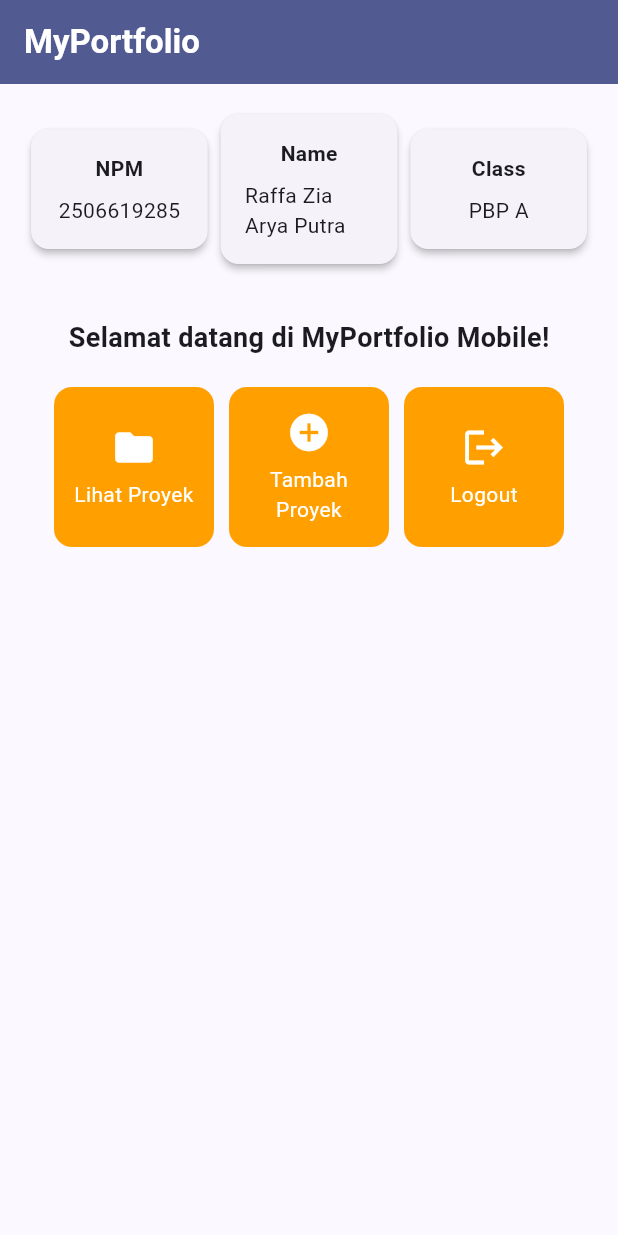
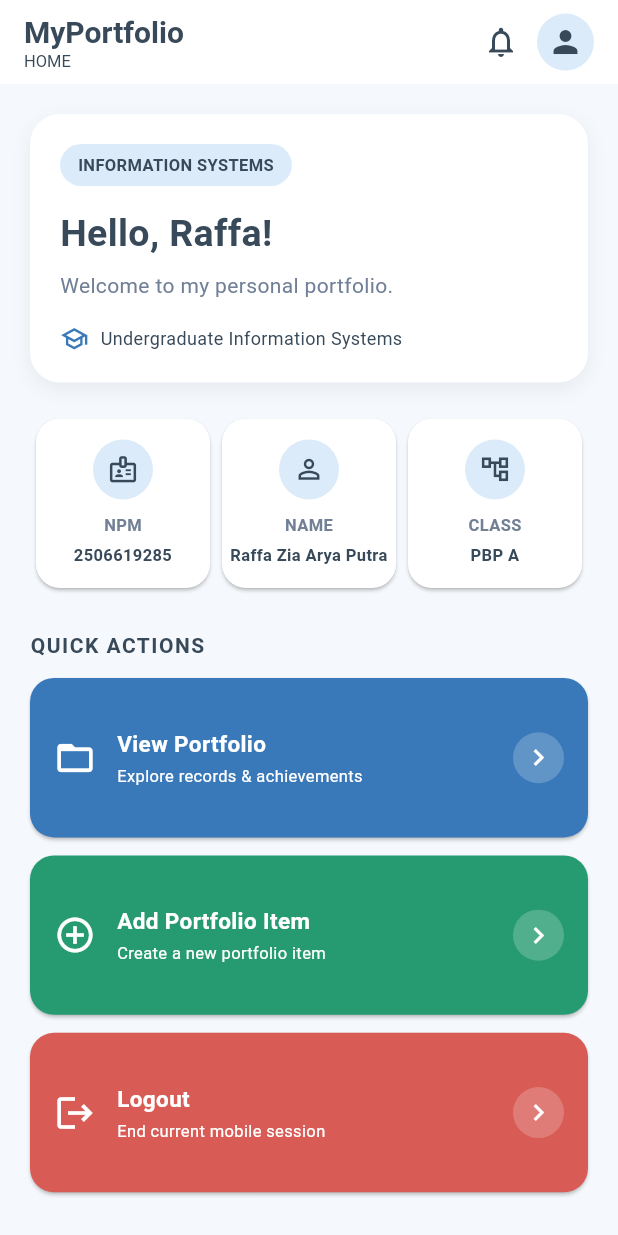
Before and after one commit to RaffaZia/myportofolio_mobile, a Flutter app: the screen it shows after launch, on a phone screen of 412 x 824 dp. Run offline on Flutter 3.47's test engine with Material 3 defaults, Android fonts, the phone set to English and light mode, and no system bars.

Commit message:
feat (Finished Tugas 7): customize ItemCard background colors

```diff
--- a/lib/main.dart
+++ b/lib/main.dart
@@ -10,14 +10,34 @@ class MyApp extends StatelessWidget {
 
   @override
   Widget build(BuildContext context) {
+    const navy = Color(0xFF384959);
+    const skyBlue = Color(0xFF88BDF2);
+
     return MaterialApp(
       title: 'MyPortfolio',
+      debugShowCheckedModeBanner: false,
       theme: ThemeData(
+        useMaterial3: true,
+        scaffoldBackgroundColor: const Color(0xFFF5F8FC),
         colorScheme: ColorScheme.fromSeed(
-          seedColor: Colors.indigo,
-          secondary: Colors.amber[700],
+          seedColor: navy,
+          primary: navy,
+          secondary: skyBlue,
+          surface: Colors.white,
         ),
-        useMaterial3: true,
+        appBarTheme: const AppBarTheme(
+          backgroundColor: Colors.white,
+          foregroundColor: navy,
+          elevation: 0,
+          centerTitle: false,
+        ),
+        cardTheme: CardThemeData(
+          color: Colors.white,
+          elevation: 1,
+          shape: RoundedRectangleBorder(
+            borderRadius: BorderRadius.circular(16),
+          ),
+        ),
       ),
       home: MyHomePage(),
     );
--- a/lib/menu.dart
+++ b/lib/menu.dart
@@ -3,75 +3,251 @@ import 'package:flutter/material.dart';
 class MyHomePage extends StatelessWidget {
   MyHomePage({super.key});
 
+  // Personal Information
   final String npm = "2506619285";
   final String nama = "Raffa Zia Arya Putra";
   final String kelas = "PBP A";
 
+  // Quick Actions
   final List<ItemHomepage> items = [
-    ItemHomepage("Lihat Proyek", Icons.folder),
-    ItemHomepage("Tambah Proyek", Icons.add_circle),
-    ItemHomepage("Logout", Icons.logout),
+    ItemHomepage("View Portfolio", Icons.folder_open, const Color(0xFF3979B9)),
+    ItemHomepage(
+      "Add Portfolio Item",
+      Icons.add_circle_outline,
+      const Color(0xFF269B72),
+    ),
+    ItemHomepage("Logout", Icons.logout, const Color(0xFFD85B55)),
   ];
 
   @override
   Widget build(BuildContext context) {
-    // Scaffold menyediakan struktur visual dasar halaman (AppBar, Body, SnackBar).
+    const navy = Color(0xFF384959);
+
     return Scaffold(
-      // AppBar menampilkan bar bagian atas halaman aplikasi.
+      // AppBar
       appBar: AppBar(
-        title: const Text(
+        title: const Column(
+          crossAxisAlignment: CrossAxisAlignment.start,
+          children: [
+            Text(
               'MyPortfolio',
-          style: TextStyle(color: Colors.white, fontWeight: FontWeight.bold),
+              style: TextStyle(fontWeight: FontWeight.bold, fontSize: 20),
             ),
-        backgroundColor: Theme.of(context).colorScheme.primary,
+            Text('HOME', style: TextStyle(fontSize: 11)),
+          ],
         ),
-      // Body halaman utama dengan padding di sekelilingnya.
-      body: Padding(
-        padding: const EdgeInsets.all(16.0),
-        child: Column(
-          crossAxisAlignment: CrossAxisAlignment.center,
-          children: [
-            // Baris horizontal untuk menampilkan 3 InfoCard secara sejajar.
-            Row(
-              mainAxisAlignment: MainAxisAlignment.spaceEvenly,
-              children: [
-                InfoCard(title: 'NPM', content: npm),
-                InfoCard(title: 'Name', content: nama),
-                InfoCard(title: 'Class', content: kelas),
+        actions: [
+          IconButton(
+            onPressed: () {},
+            icon: const Icon(Icons.notifications_none),
+          ),
+          const Padding(
+            padding: EdgeInsets.only(right: 16),
+            child: CircleAvatar(
+              radius: 19,
+              backgroundColor: Color(0xFFDCEBFA),
+              child: Icon(Icons.person, color: navy),
+            ),
+          ),
         ],
       ),
 
-            const SizedBox(height: 16.0),
-
-            // Bagian tengah: pesan sambutan dan kisi tombol menu portofolio.
-            Center(
+      // Main Body
+      body: SingleChildScrollView(
+        padding: const EdgeInsets.all(20),
         child: Column(
+          crossAxisAlignment: CrossAxisAlignment.start,
           children: [
-                  const Padding(
-                    padding: EdgeInsets.only(top: 16.0),
-                    child: Text(
-                      'Selamat datang di MyPortfolio Mobile!',
+            // Welcome Section
+            Container(
+              width: double.infinity,
+              padding: const EdgeInsets.all(20),
+              decoration: BoxDecoration(
+                color: Colors.white,
+                borderRadius: BorderRadius.circular(20),
+                boxShadow: [
+                  BoxShadow(
+                    color: navy.withValues(alpha: 0.08),
+                    blurRadius: 10,
+                    offset: const Offset(0, 4),
+                  ),
+                ],
+              ),
+              child: Column(
+                crossAxisAlignment: CrossAxisAlignment.start,
+                children: [
+                  Container(
+                    padding: const EdgeInsets.symmetric(
+                      horizontal: 12,
+                      vertical: 6,
+                    ),
+                    decoration: BoxDecoration(
+                      color: const Color(0xFFDCEBFA),
+                      borderRadius: BorderRadius.circular(20),
+                    ),
+                    child: const Text(
+                      'INFORMATION SYSTEMS',
                       style: TextStyle(
+                        color: navy,
+                        fontSize: 11,
                         fontWeight: FontWeight.bold,
-                        fontSize: 18.0,
                       ),
                     ),
                   ),
 
-                  // GridView menampilkan kartu tombol dalam tata letak kisi 3 kolom.
+                  const SizedBox(height: 14),
+
+                  const Text(
+                    'Hello, Raffa!',
+                    style: TextStyle(
+                      fontSize: 25,
+                      fontWeight: FontWeight.bold,
+                      color: navy,
+                    ),
+                  ),
+
+                  const SizedBox(height: 6),
+
+                  const Text(
+                    'Welcome to my personal portfolio.',
+                    style: TextStyle(fontSize: 14, color: Color(0xFF718096)),
+                  ),
+
+                  const SizedBox(height: 16),
+
+                  const Row(
+                    children: [
+                      Icon(
+                        Icons.school_outlined,
+                        color: Color(0xFF3979B9),
+                        size: 19,
+                      ),
+                      SizedBox(width: 8),
+                      Expanded(
+                        child: Text(
+                          'Undergraduate Information Systems',
+                          style: TextStyle(fontSize: 12, color: navy),
+                        ),
+                      ),
+                    ],
+                  ),
+                ],
+              ),
+            ),
+
+            const SizedBox(height: 24),
+
+            // Personal Information
+            Row(
+              children: [
+                Expanded(
+                  child: InfoCard(
+                    title: 'NPM',
+                    content: npm,
+                    icon: Icons.badge_outlined,
+                  ),
+                ),
+                Expanded(
+                  child: InfoCard(
+                    title: 'NAME',
+                    content: nama,
+                    icon: Icons.person_outline,
+                  ),
+                ),
+                Expanded(
+                  child: InfoCard(
+                    title: 'CLASS',
+                    content: kelas,
+                    icon: Icons.account_tree_outlined,
+                  ),
+                ),
+              ],
+            ),
+
+            const SizedBox(height: 28),
+
+            // Quick Actions
+            const Text(
+              'QUICK ACTIONS',
+              style: TextStyle(
+                fontSize: 14,
+                fontWeight: FontWeight.w600,
+                color: navy,
+                letterSpacing: 1,
+              ),
+            ),
+
+            const SizedBox(height: 12),
+
             GridView.count(
-                    primary: true,
-                    padding: const EdgeInsets.all(20),
-                    crossAxisSpacing: 10,
-                    mainAxisSpacing: 10,
-                    crossAxisCount: 3,
-                    // shrinkWrap agar ukuran kisi menyesuaikan tinggi konten anak.
+              crossAxisCount: 1,
               shrinkWrap: true,
-                    children: items.map((ItemHomepage item) {
+              physics: const NeverScrollableScrollPhysics(),
+              crossAxisSpacing: 12,
+              mainAxisSpacing: 12,
+              childAspectRatio: 3.5,
+              children: items.map((item) {
                 return ItemCard(item);
               }).toList(),
             ),
           ],
+        ),
+      ),
+    );
+  }
+}
+
+// Reusable Widget: InfoCard
+class InfoCard extends StatelessWidget {
+  final String title;
+  final String content;
+  final IconData icon;
+
+  const InfoCard({
+    super.key,
+    required this.title,
+    required this.content,
+    required this.icon,
+  });
+
+  @override
+  Widget build(BuildContext context) {
+    const navy = Color(0xFF384959);
+
+    return Card(
+      margin: const EdgeInsets.symmetric(horizontal: 4),
+      child: Padding(
+        padding: const EdgeInsets.symmetric(vertical: 14, horizontal: 5),
+        child: Column(
+          children: [
+            CircleAvatar(
+              radius: 20,
+              backgroundColor: const Color(0xFFDCEBFA),
+              child: Icon(icon, color: navy, size: 21),
+            ),
+
+            const SizedBox(height: 9),
+
+            Text(
+              title,
+              style: const TextStyle(
+                fontSize: 11,
+                fontWeight: FontWeight.w600,
+                color: Color(0xFF718096),
+              ),
+            ),
+
+            const SizedBox(height: 4),
+
+            Text(
+              content,
+              textAlign: TextAlign.center,
+              maxLines: 2,
+              overflow: TextOverflow.ellipsis,
+              style: const TextStyle(
+                fontSize: 11,
+                fontWeight: FontWeight.bold,
+                color: navy,
               ),
             ),
           ],
@@ -81,37 +257,16 @@ class MyHomePage extends StatelessWidget {
   }
 }
 
-class InfoCard extends StatelessWidget {
-  final String title;
-  final String content;
-
-  const InfoCard({super.key, required this.title, required this.content});
-
-  @override
-  Widget build(BuildContext context) {
-    return Card(
-      elevation: 2.0,
-      child: Container(
-        width: MediaQuery.of(context).size.width / 3.5,
-        padding: const EdgeInsets.all(16.0),
-        child: Column(
-          children: [
-            Text(title, style: const TextStyle(fontWeight: FontWeight.bold)),
-            const SizedBox(height: 8.0),
-            Text(content),
-          ],
-        ),
-      ),
-    );
-  }
-}
-
+// Model Data: ItemHomepage
 class ItemHomepage {
   final String name;
   final IconData icon;
-  ItemHomepage(this.name, this.icon);
+  final Color color;
+
+  ItemHomepage(this.name, this.icon, this.color);
 }
 
+// Reusable Widget: ItemCard
 class ItemCard extends StatelessWidget {
   final ItemHomepage item;
 
@@ -119,37 +274,77 @@ class ItemCard extends StatelessWidget {
 
   @override
   Widget build(BuildContext context) {
+    const navy = Color(0xFF384959);
+
     return Material(
-      // Menggunakan warna sekunder dari skema tema aplikasi.
-      color: Theme.of(context).colorScheme.secondary,
-      borderRadius: BorderRadius.circular(12),
+      // Background color berbeda untuk setiap ItemCard
+      color: item.color,
+      borderRadius: BorderRadius.circular(16),
+      elevation: 1,
       child: InkWell(
-        // Aksi ketika kartu ditekan oleh pengguna.
+        borderRadius: BorderRadius.circular(16),
         onTap: () {
-          // Menampilkan SnackBar dengan pesan interaktif.
           ScaffoldMessenger.of(context)
             ..hideCurrentSnackBar()
             ..showSnackBar(
               SnackBar(
-                content: Text("Kamu telah menekan tombol ${item.name}!"),
+                content: Text('Kamu telah menekan tombol ${item.name}!'),
+                backgroundColor: navy,
+                behavior: SnackBarBehavior.floating,
               ),
             );
         },
-        child: Container(
-          padding: const EdgeInsets.all(8),
-          child: Center(
+        child: Padding(
+          padding: const EdgeInsets.symmetric(horizontal: 16, vertical: 12),
+          child: Row(
+            children: [
+              // Icon
+              Icon(item.icon, color: Colors.white, size: 28),
+
+              const SizedBox(width: 14),
+
+              // Action Title and Description
+              Expanded(
                 child: Column(
                   mainAxisAlignment: MainAxisAlignment.center,
+                  crossAxisAlignment: CrossAxisAlignment.start,
                   children: [
-                Icon(item.icon, color: Colors.white, size: 30.0),
-                const Padding(padding: EdgeInsets.all(3)),
                     Text(
                       item.name,
-                  textAlign: TextAlign.center,
-                  style: const TextStyle(color: Colors.white),
+                      style: const TextStyle(
+                        color: Colors.white,
+                        fontSize: 15,
+                        fontWeight: FontWeight.bold,
+                      ),
+                    ),
+                    const SizedBox(height: 3),
+                    Text(
+                      item.name == "View Portfolio"
+                          ? "Explore records & achievements"
+                          : item.name == "Add Portfolio Item"
+                          ? "Create a new portfolio item"
+                          : "End current mobile session",
+                      style: const TextStyle(color: Colors.white, fontSize: 11),
+                      maxLines: 1,
+                      overflow: TextOverflow.ellipsis,
                     ),
                   ],
                 ),
+              ),
+
+              const SizedBox(width: 8),
+
+              // Arrow Indicator
+              CircleAvatar(
+                radius: 17,
+                backgroundColor: Colors.white.withValues(alpha: 0.2),
+                child: const Icon(
+                  Icons.chevron_right,
+                  color: Colors.white,
+                  size: 22,
+                ),
+              ),
+            ],
           ),
         ),
       ),
```
Also changed, not shown: 1 other file. Lines whose indentation alone changed are shown as unchanged.
